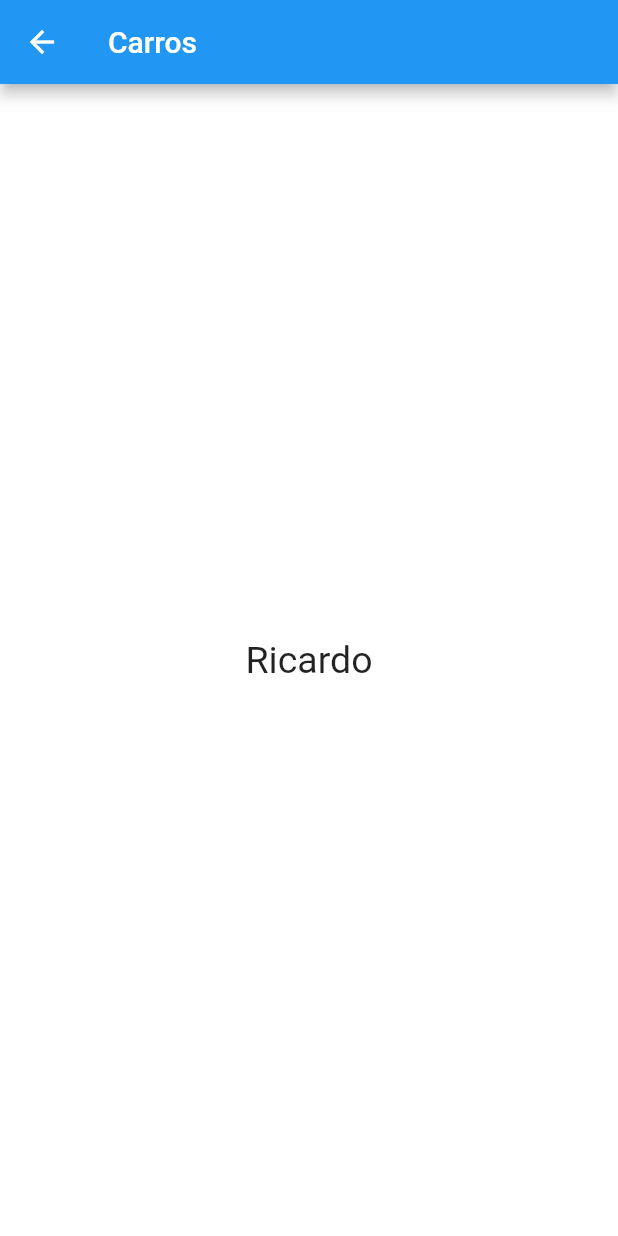
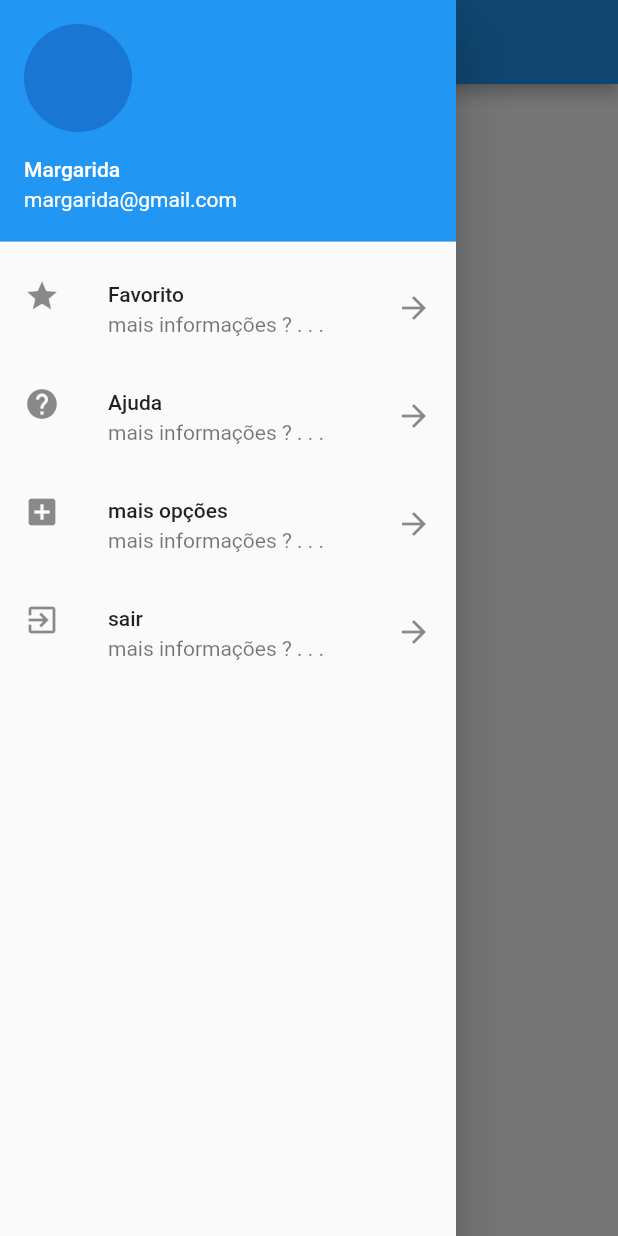
Before and after one commit to Liaelis/carros_app, a Flutter app: the HomePage screen opened directly, with the side drawer open (before the commit the screen has no drawer), on a phone screen of 412 x 824 dp. Run offline on Flutter 3.47's test engine with Material 2 defaults, Android fonts, the phone set to English and light mode, and no system bars.

Commit message:
drawer usuario logado

```diff
--- a/carros_app/lib/pages/home_page.dart
+++ b/carros_app/lib/pages/home_page.dart
@@ -1,5 +1,6 @@
 
 
+import 'package:carrosapp/widgets/drawer_list.dart';
 import 'package:flutter/material.dart';
 
 class HomePage extends StatelessWidget {
@@ -10,6 +11,7 @@ class HomePage extends StatelessWidget {
         title: Text("Carros"),
       ),
       body: _body(),
+      drawer: DrawerList(),
     );
   }
 
--- a/carros_app/lib/utils/nav.dart
+++ b/carros_app/lib/utils/nav.dart
@@ -2,12 +2,12 @@ import 'package:flutter/material.dart';
 
 Future push(BuildContext context, Widget page, {bool replace = false}){
   if(replace){
-    Navigator.pushReplacement(
+    return Navigator.pushReplacement(
         context, MaterialPageRoute(builder: (BuildContext context) {
       return page;
     }));
   }
-    Navigator.push(
+    return Navigator.push(
         context, MaterialPageRoute(builder: (BuildContext context) {
       return page;
     }));
--- /dev/null
+++ b/carros_app/lib/widgets/drawer_list.dart
@@ -0,0 +1,68 @@
+
+
+import 'package:carrosapp/pages/login_page.dart';
+import 'package:carrosapp/utils/nav.dart';
+import 'package:flutter/material.dart';
+
+class DrawerList extends StatelessWidget {
+  @override
+  Widget build(BuildContext context) {
+    return SafeArea(
+      child: Drawer(
+          child: ListView(
+            children: <Widget>[
+              UserAccountsDrawerHeader(
+                accountName: Text("Margarida"),
+                accountEmail: Text("margarida@gmail.com"),
+                currentAccountPicture: CircleAvatar(
+                  //backgroundImage: AssetImage("assets/images/foto2.jpg"),
+                ),
+              ),
+              ListTile(
+                leading: Icon(Icons.star),
+                title: Text("Favorito"),
+                subtitle: Text("mais informações ? . . ."),
+                trailing: Icon(Icons.arrow_forward),
+                onTap: (){
+                  print("Item 1");
+                  Navigator.pop(context);
+                },
+              ),
+              ListTile(
+                leading: Icon(Icons.help),
+                title: Text("Ajuda"),
+                subtitle: Text("mais informações ? . . ."),
+                trailing: Icon(Icons.arrow_forward),
+                onTap: (){
+                  print("Item 2");
+                  Navigator.pop(context);
+                },
+              ),
+              ListTile(
+                leading: Icon(Icons.add_box),
+                title: Text("mais opções"),
+                subtitle: Text("mais informações ? . . ."),
+                trailing: Icon(Icons.arrow_forward),
+                onTap: (){
+                  print("Item 3");
+                  Navigator.pop(context);
+                },
+              ),
+              ListTile(
+                leading: Icon(Icons.exit_to_app),
+                title: Text("sair"),
+                subtitle: Text("mais informações ? . . ."),
+                trailing: Icon(Icons.arrow_forward),
+                onTap: () =>_onClickLogout(context),
+              ),
+            ],
+          ),
+      ),
+    );
+  }
+
+  _onClickLogout(BuildContext context) {
+     Navigator.pop(context);
+     push(context, LoginPage(), replace: true);
+  }
+}
```
